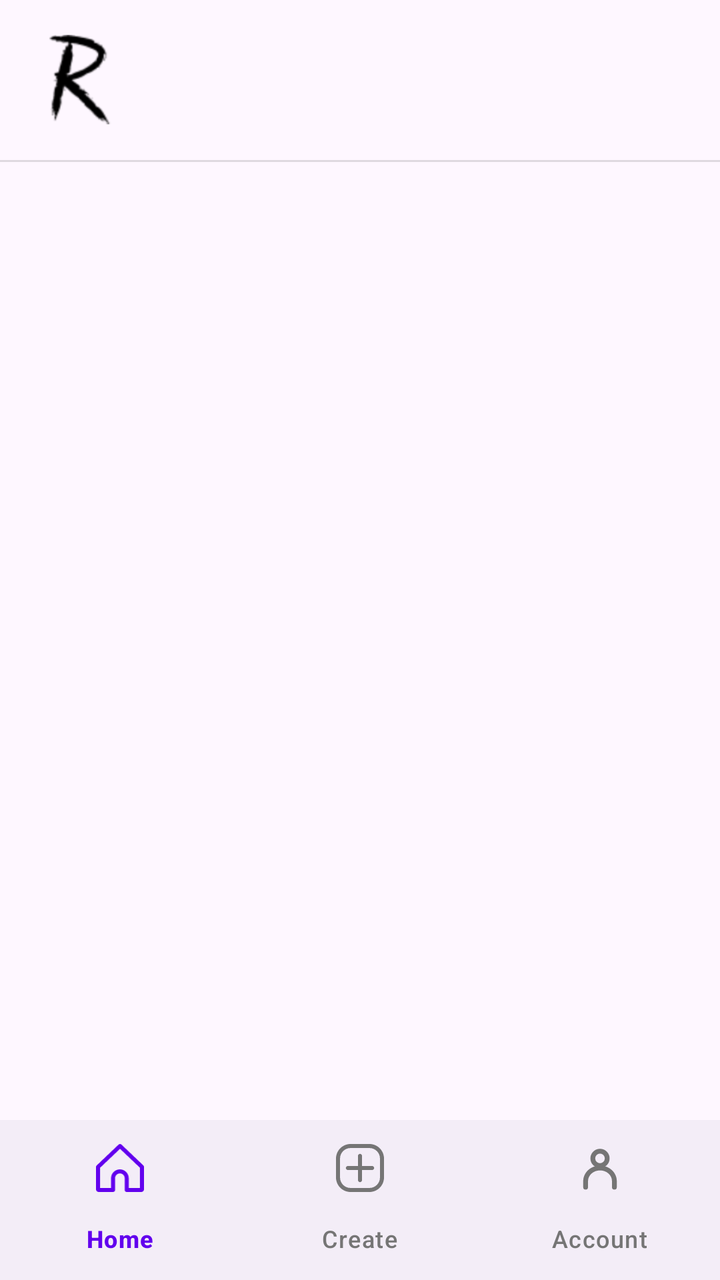
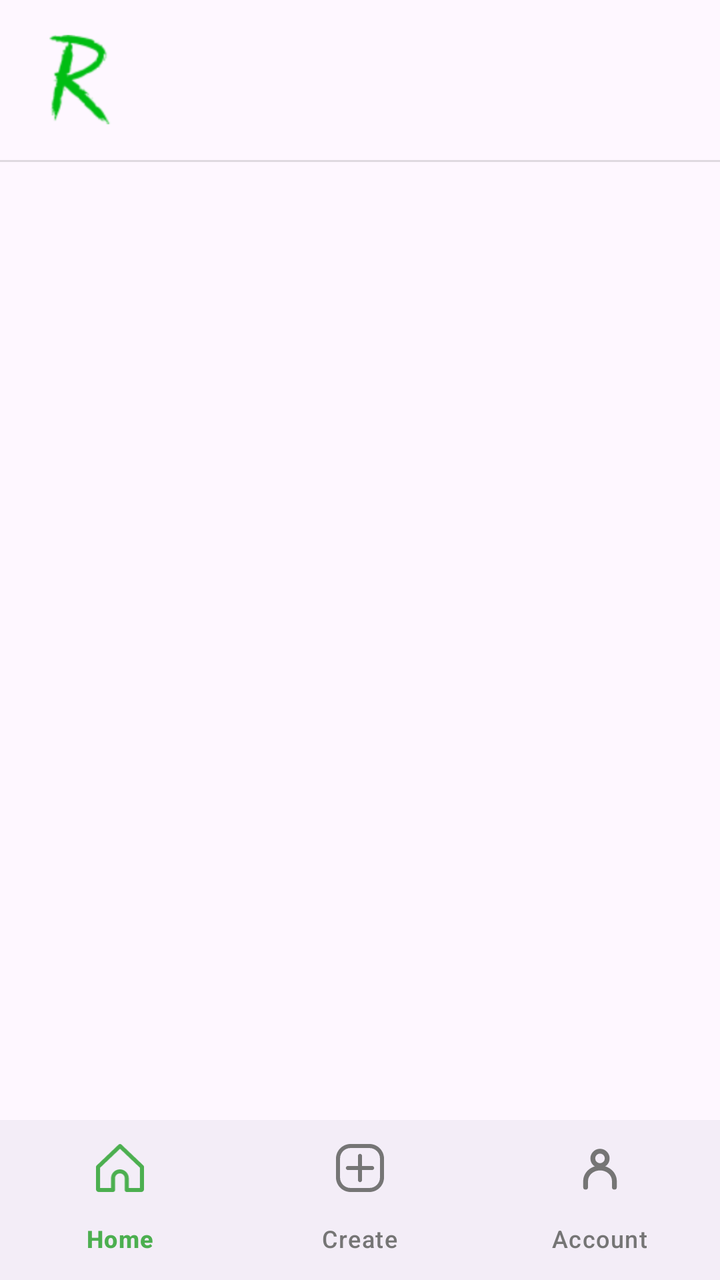

The first picture is an Android layout as it rendered before a commit; the second is the same layout after the commit. The layout source and the unified diff follow.
<!-- AndroidManifest.xml: application theme Theme.Rhena -->
<!-- res/layout/activity_account.xml -->
<?xml version="1.0" encoding="utf-8"?>
<LinearLayout xmlns:android="http://schemas.android.com/apk/res/android"
    xmlns:app="http://schemas.android.com/apk/res-auto"
    xmlns:tools="http://schemas.android.com/tools"
    android:id="@+id/main"
    android:layout_width="match_parent"
    android:layout_height="match_parent"
    android:orientation="vertical"
    tools:context=".AccountActivity">

    <LinearLayout
        android:layout_width="match_parent"
        android:layout_height="wrap_content"
        android:gravity="center_vertical"
        android:orientation="horizontal"
        android:padding="16dp">

        <ImageView
            android:id="@+id/imageView"
            android:layout_width="48dp"
            android:layout_height="48dp"
            app:srcCompat="@drawable/rhena_logo" />

    </LinearLayout>

    <View
        android:id="@+id/divider3"
        android:layout_width="match_parent"
        android:layout_height="1dp"
        android:background="?android:attr/listDivider" />

    <ScrollView
        android:layout_width="match_parent"
        android:layout_height="match_parent"
        android:layout_weight="1"/>

    <com.google.android.material.bottomnavigation.BottomNavigationView
        android:id="@+id/bottomNavigation"
        android:layout_width="match_parent"
        android:layout_height="wrap_content"
        app:itemIconTint="@color/nav_item_color"
        app:itemTextColor="@color/nav_item_color"
        app:menu="@menu/bottom_nav_menu" />
</LinearLayout>
<!-- resources referenced by this layout -->
<resources>
  <!-- drawable rhena_logo: png bitmap (drawable, 5562 bytes) -->
  <style name="Theme.Rhena" parent="Base.Theme.Rhena" />
  <style name="Base.Theme.Rhena" parent="Theme.Material3.DayNight.NoActionBar">
          
          
      </style>
</resources>

<!-- the commit's change to res/layout/activity_account.xml (unified diff, before → after) -->
@@ -19,7 +19,7 @@
             android:id="@+id/imageView"
             android:layout_width="48dp"
             android:layout_height="48dp"
-            app:srcCompat="@drawable/rhena_logo" />
+            app:srcCompat="@drawable/rhena_logo_green" />
 
     </LinearLayout>
 
@@ -38,7 +38,7 @@
         android:id="@+id/bottomNavigation"
         android:layout_width="match_parent"
         android:layout_height="wrap_content"
-        app:itemIconTint="@color/nav_item_color"
-        app:itemTextColor="@color/nav_item_color"
+        app:itemIconTint="@color/nav_item_green"
+        app:itemTextColor="@color/nav_item_green"
         app:menu="@menu/bottom_nav_menu" />
 </LinearLayout>
<!-- resource entries referenced after the edit -->
@@ -1,6 +1,6 @@
 <!-- resources referenced by this layout -->
 <resources>
-  <!-- drawable rhena_logo: png bitmap (drawable, 5562 bytes) -->
+  <!-- drawable rhena_logo_green: png bitmap (drawable, 5562 bytes) -->
   <style name="Theme.Rhena" parent="Base.Theme.Rhena" />
   <style name="Base.Theme.Rhena" parent="Theme.Material3.DayNight.NoActionBar">
           
